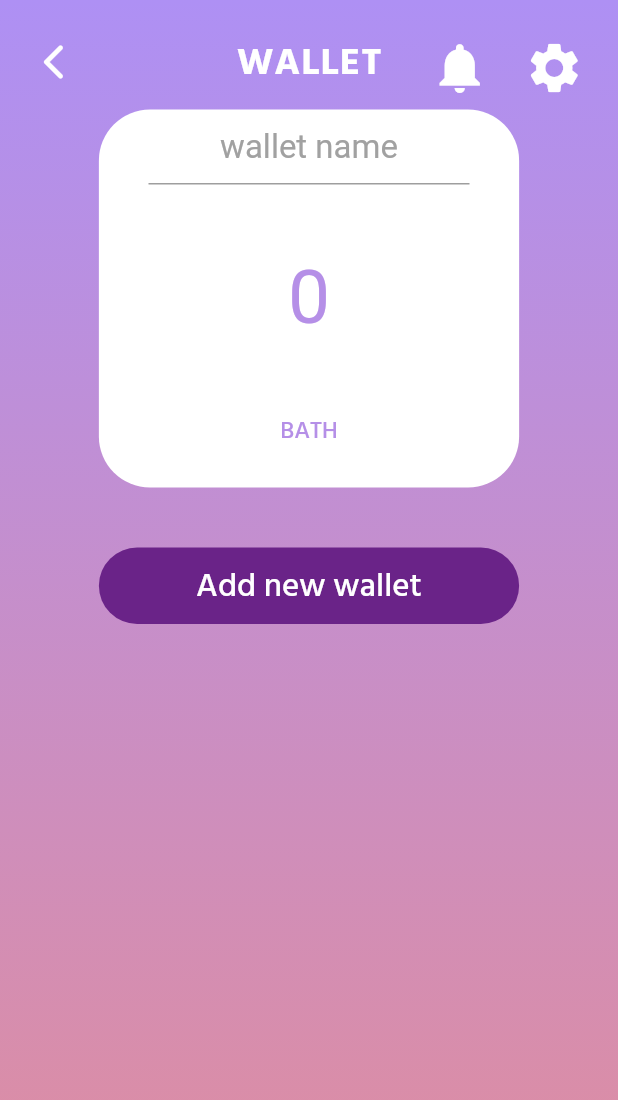
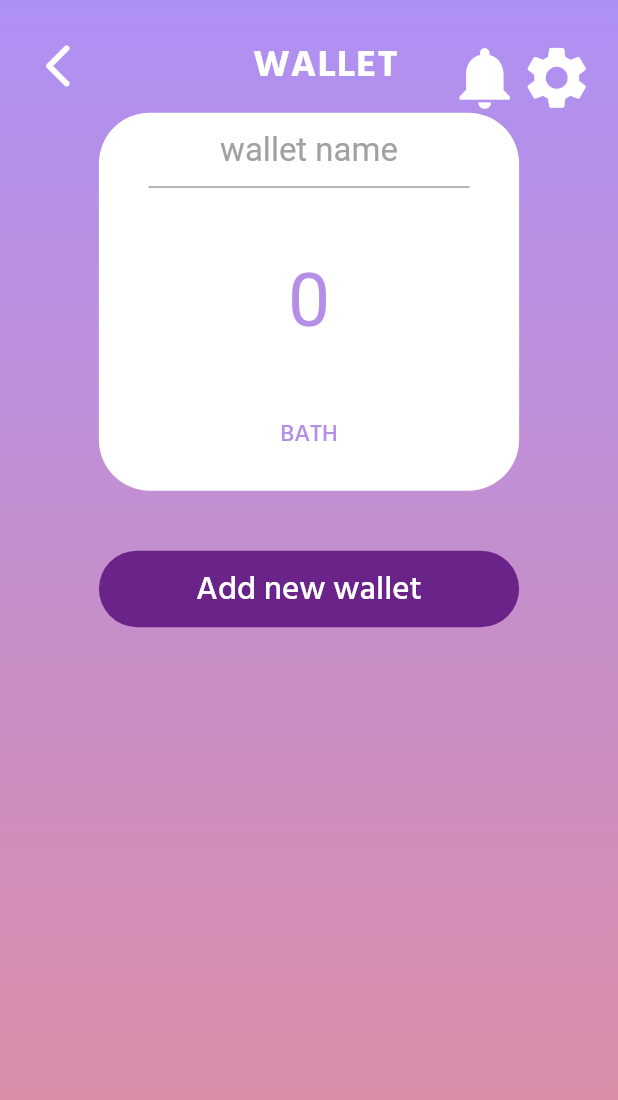
Before and after one commit to supawadee0789/goodwallet_app, a Flutter app: the Wallet screen opened directly, after a tap on "Add new wallet", on a phone screen of 412 x 824 dp. Shown: the top 1100 px of the screen. Run offline on Flutter 3.47's test engine with Material 2 defaults, Android fonts, the phone set to English and light mode, and no system bars; our stand-ins replace auto_size_text, cloud_firestore, firebase_core, flutter_slidable, flutter_svg, speech_to_text; accounts and stored records are empty.

Commit message:
fix layouts

```diff
--- a/lib/ConfirmedPage.dart
+++ b/lib/ConfirmedPage.dart
@@ -84,7 +84,7 @@ class _ConfirmedPageState extends State<ConfirmedPage> {
                 print('go to add transaction page');
                 Navigator.push(
                   context,
-                  MaterialPageRoute(builder: (context) => VoiceInputMainPage()),
+                  MaterialPageRoute(builder: (context) => VoiceInput()),
                 );
               },
               child: Text(
--- a/lib/Wallet.dart
+++ b/lib/Wallet.dart
@@ -16,6 +16,8 @@ class Wallet extends StatefulWidget {
 class _WalletState extends State<Wallet> {
   @override
   Widget build(BuildContext context) {
+    var screenWidth = MediaQuery.of(context).size.width;
+    var screenHeight = MediaQuery.of(context).size.height;
     return SafeArea(
       child: Scaffold(
         body: Container(
@@ -74,8 +76,14 @@ class _WalletState extends State<Wallet> {
 class HeaderWallet extends StatelessWidget {
   @override
   Widget build(BuildContext context) {
+    var screenWidth = MediaQuery.of(context).size.width;
+    var screenHeight = MediaQuery.of(context).size.height;
     return Padding(
-      padding: const EdgeInsets.fromLTRB(26, 17, 22.5, 60),
+      padding: EdgeInsets.fromLTRB(
+          26 / 360 * screenWidth,
+          17 / 760 * screenHeight,
+          22.5 / 360 * screenWidth,
+          60 / 760 * screenHeight),
       child: Row(
         mainAxisAlignment: MainAxisAlignment.spaceBetween,
         children: [
@@ -88,7 +96,7 @@ class HeaderWallet extends StatelessWidget {
             ),
           ),
           SizedBox(
-            width: 15,
+            width: 15 / 360 * screenWidth,
           ),
           Text(
             "WALLET",
@@ -107,7 +115,7 @@ class HeaderWallet extends StatelessWidget {
                   ),
                 ),
                 SizedBox(
-                  width: 15,
+                  width: 15 / 360 * screenWidth,
                 ),
                 IconButton(
                   onPressed: () => {},
@@ -152,16 +160,18 @@ class TotalCard extends StatelessWidget {
   }
 
   Widget build(BuildContext context) {
+    var screenWidth = MediaQuery.of(context).size.width;
+    var screenHeight = MediaQuery.of(context).size.height;
     return Container(
-      width: MediaQuery.of(context).size.width * 0.80,
-      height: MediaQuery.of(context).size.height * 0.198,
+      width: 314 / 360 * screenWidth,
+      height: 147 / 760 * screenHeight,
       decoration: BoxDecoration(
           color: Colors.white, borderRadius: BorderRadius.circular(34)),
       child: Column(
         mainAxisAlignment: MainAxisAlignment.spaceBetween,
         children: [
           Padding(
-            padding: const EdgeInsets.only(top: 15.0),
+            padding: EdgeInsets.only(top: 15 / 760 * screenHeight),
             child: Text(
               "TOTAL",
               style: TextStyle(
@@ -182,7 +192,7 @@ class TotalCard extends StatelessWidget {
                   child: ConstrainedBox(
                     constraints: BoxConstraints(
                       maxWidth: 300.0,
-                      maxHeight: 100.0,
+                      maxHeight: 54 / 760 * screenHeight,
                     ),
                     child: AutoSizeText(
                       money.toStringAsFixed(2).replaceAllMapped(reg, mathFunc),
@@ -200,7 +210,7 @@ class TotalCard extends StatelessWidget {
             },
           ),
           Padding(
-            padding: const EdgeInsets.symmetric(vertical: 8),
+            padding: EdgeInsets.only(bottom: 7 / 760 * screenHeight),
             child: Text(
               "BAHT",
               style: TextStyle(
--- a/lib/components/BottomBar.dart
+++ b/lib/components/BottomBar.dart
@@ -30,7 +30,7 @@ class BottomBar extends StatelessWidget {
               onTap: () {
                 Navigator.push(
                   context,
-                  MaterialPageRoute(builder: (context) => VoiceInputMainPage()),
+                  MaterialPageRoute(builder: (context) => VoiceInput()),
                 );
               },
               child: Container(
--- a/lib/components/Header.dart
+++ b/lib/components/Header.dart
@@ -3,8 +3,14 @@ import 'package:flutter/material.dart';
 class Header extends StatelessWidget {
   @override
   Widget build(BuildContext context) {
+    var screenWidth = MediaQuery.of(context).size.width;
+    var screenHeight = MediaQuery.of(context).size.height;
     return Padding(
-      padding: const EdgeInsets.fromLTRB(12, 17, 22.5, 8),
+      padding: EdgeInsets.fromLTRB(
+          12 / 360 * screenWidth,
+          17 / 760 * screenHeight,
+          22.5 / 360 * screenWidth,
+          8 / 760 * screenHeight),
       child: Row(
         mainAxisAlignment: MainAxisAlignment.spaceBetween,
         children: [
@@ -15,11 +21,11 @@ class Header extends StatelessWidget {
             icon: Icon(
               Icons.arrow_back_ios_rounded,
               color: Colors.white,
-              size: 28,
+              size: 28 / (360 * 760) * (screenHeight * screenWidth),
             ),
           ),
           SizedBox(
-            width: 50,
+            width: 50 / 360 * screenWidth,
           ),
           Text(
             "WALLET",
@@ -34,18 +40,18 @@ class Header extends StatelessWidget {
                   icon: Icon(
                     Icons.notifications,
                     color: Colors.white,
-                    size: 40,
+                    size: 40 / (360 * 760) * (screenHeight * screenWidth),
                   ),
                 ),
-                SizedBox(
-                  width: 15,
-                ),
+                // SizedBox(
+                //   width: 15 / 360 * screenWidth,
+                // ),
                 IconButton(
                   onPressed: () => {},
                   icon: Icon(
                     Icons.settings,
                     color: Colors.white,
-                    size: 40,
+                    size: 40 / (360 * 760) * (screenHeight * screenWidth),
                   ),
                 ),
               ],
--- a/lib/main.dart
+++ b/lib/main.dart
@@ -15,7 +15,7 @@ void main() async {
   });
 }
 
-void getFlexSize(screenWidth, screenHeight, pixelSize) {
+getFlexSize(screenWidth, screenHeight, pixelSize) {
   double designWidth = 360;
   double designHeight = 760;
   double designSize = 360.0 * 760;
@@ -23,11 +23,11 @@ void getFlexSize(screenWidth, screenHeight, pixelSize) {
   return pixelSize / designSize * screenSize;
 }
 
-void getFlexHeight(screenHeight, pixelHeight) {
+getFlexHeight(screenHeight, pixelHeight) {
   return pixelHeight / 760 * screenHeight;
 }
 
-void getFlexWidth(screenWidth, pixelWidth) {
+getFlexWidth(screenWidth, pixelWidth) {
   return pixelWidth / 360 * screenWidth;
 }
 
```
Also changed, not shown: lib/Homepage.dart (+6 -2 lines), lib/Login_popup.dart (+48 -26 lines), lib/SpeechConfirmation.dart (+4 -3 lines), lib/Voice_Input.dart (+49 -45 lines), lib/components/TransactionList.dart (+30 -21 lines), lib/components/WalletCard.dart (+7 -5 lines).
